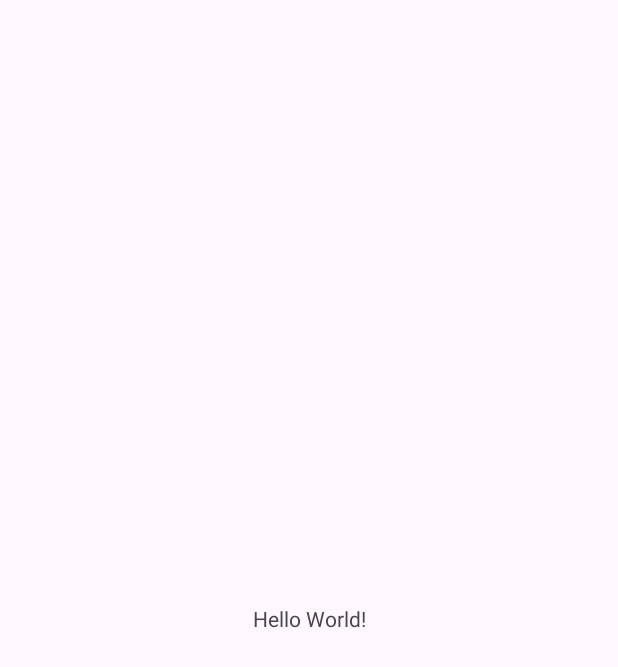
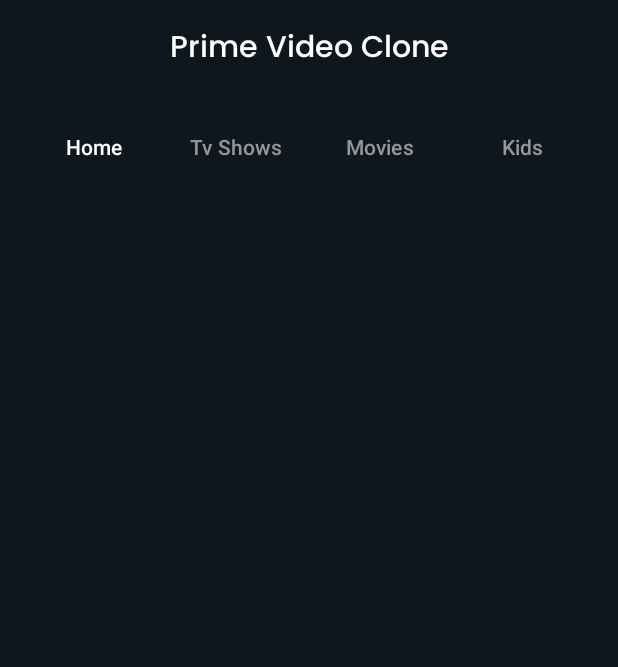
Before and after one commit to 4rju9/PrimeVideoClone, an Android app: the screen it shows after launch (MainActivity), on a phone screen of 412 x 824 dp. Before the commit the part shown is almost empty. Shown: the top 667 px of the screen. Run offline under Robolectric (Android 15) with nearby library versions, the phone set to English and light mode, and no system bars.

Commit message:
Designed the main activity: added tab layout and pager view for banner movies

```diff
--- a/app/src/main/res/layout/activity_main.xml
+++ b/app/src/main/res/layout/activity_main.xml
@@ -4,15 +4,65 @@
     xmlns:tools="http://schemas.android.com/tools"
     android:layout_width="match_parent"
     android:layout_height="match_parent"
+    android:background="@color/backgroundPrimeVideo"
     tools:context=".MainActivity">
 
     <TextView
+        android:id="@+id/tvMain"
         android:layout_width="wrap_content"
         android:layout_height="wrap_content"
-        android:text="Hello World!"
-        app:layout_constraintBottom_toBottomOf="parent"
+        android:layout_marginTop="16dp"
+        android:fontFamily="@font/poppins_med"
+        android:text="@string/app_name"
+        android:textColor="@color/white"
+        android:textSize="20sp"
+        app:layout_constraintLeft_toLeftOf="parent"
+        app:layout_constraintRight_toRightOf="parent"
+        app:layout_constraintTop_toTopOf="parent" />
+
+    <com.google.android.material.tabs.TabLayout
+        android:id="@+id/tabLayout"
+        android:layout_width="match_parent"
+        android:layout_height="wrap_content"
+        android:background="@color/backgroundPrimeVideo"
+        app:tabIndicator="@color/white"
+        app:tabSelectedTextColor="@color/white"
+        app:tabTextColor="@color/textGray"
+        android:layout_marginStart="16dp"
+        android:layout_marginTop="24dp"
+        android:layout_marginEnd="16dp"
         app:layout_constraintEnd_toEndOf="parent"
         app:layout_constraintStart_toStartOf="parent"
-        app:layout_constraintTop_toTopOf="parent" />
+        app:layout_constraintTop_toBottomOf="@+id/tvMain">
+
+        <com.google.android.material.tabs.TabItem
+            android:layout_width="wrap_content"
+            android:layout_height="wrap_content"
+            android:text="@string/tvHome" />
+
+        <com.google.android.material.tabs.TabItem
+            android:layout_width="wrap_content"
+            android:layout_height="wrap_content"
+            android:text="@string/tvTvShows" />
+
+        <com.google.android.material.tabs.TabItem
+            android:layout_width="wrap_content"
+            android:layout_height="wrap_content"
+            android:text="@string/tvMovies" />
+
+        <com.google.android.material.tabs.TabItem
+            android:layout_width="wrap_content"
+            android:layout_height="wrap_content"
+            android:text="@string/tvKids" />
+
+    </com.google.android.material.tabs.TabLayout>
+
+    <androidx.viewpager.widget.ViewPager
+        android:id="@+id/bannerViewPager"
+        android:layout_width="match_parent"
+        android:layout_height="200dp"
+        app:layout_constraintLeft_toLeftOf="parent"
+        app:layout_constraintRight_toRightOf="parent"
+        app:layout_constraintTop_toBottomOf="@id/tabLayout"/>
 
 </androidx.constraintlayout.widget.ConstraintLayout>
--- a/app/src/main/res/values-night/themes.xml
+++ b/app/src/main/res/values-night/themes.xml
@@ -2,6 +2,6 @@
     <!-- Base application theme. -->
     <style name="Base.Theme.PrimeVideoClone" parent="Theme.Material3.DayNight.NoActionBar">
         <!-- Customize your dark theme here. -->
-        <!-- <item name="colorPrimary">@color/my_dark_primary</item> -->
+         <item name="colorPrimary">@color/black</item>
     </style>
 </resources>
--- a/app/src/main/res/values/colors.xml
+++ b/app/src/main/res/values/colors.xml
@@ -1,5 +1,9 @@
 <?xml version="1.0" encoding="utf-8"?>
 <resources>
-    <color name="black">#FF000000</color>
-    <color name="white">#FFFFFFFF</color>
+    <color name="black">#000000</color>
+    <color name="white">#FFFFFF</color>
+
+    <color name="backgroundPrimeVideo">#0F171E</color>
+    <color name="textGray">#9B9696</color>
+
 </resources>
--- a/app/src/main/res/values/strings.xml
+++ b/app/src/main/res/values/strings.xml
@@ -1,3 +1,7 @@
 <resources>
     <string name="app_name">Prime Video Clone</string>
+    <string name="tvHome">Home</string>
+    <string name="tvTvShows">Tv Shows</string>
+    <string name="tvMovies">Movies</string>
+    <string name="tvKids">Kids</string>
 </resources>
--- a/app/src/main/res/values/themes.xml
+++ b/app/src/main/res/values/themes.xml
@@ -2,7 +2,7 @@
     <!-- Base application theme. -->
     <style name="Base.Theme.PrimeVideoClone" parent="Theme.Material3.DayNight.NoActionBar">
         <!-- Customize your light theme here. -->
-        <!-- <item name="colorPrimary">@color/my_light_primary</item> -->
+         <item name="colorPrimary">@color/black</item>
     </style>
 
     <style name="Theme.PrimeVideoClone" parent="Base.Theme.PrimeVideoClone" />
```
Also changed, not shown: app/src/main/res/font/poppins_med.ttf (added).
